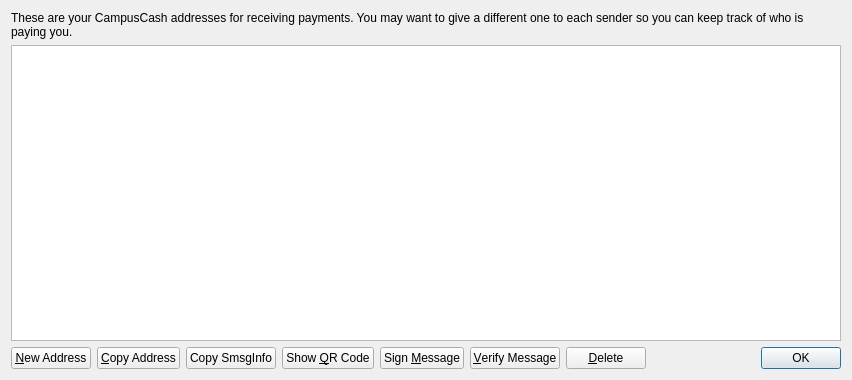
FrankygoestoHollywood/CampusCash_Core, file src/qt/forms/addressbookpage.ui: the form before one commit.
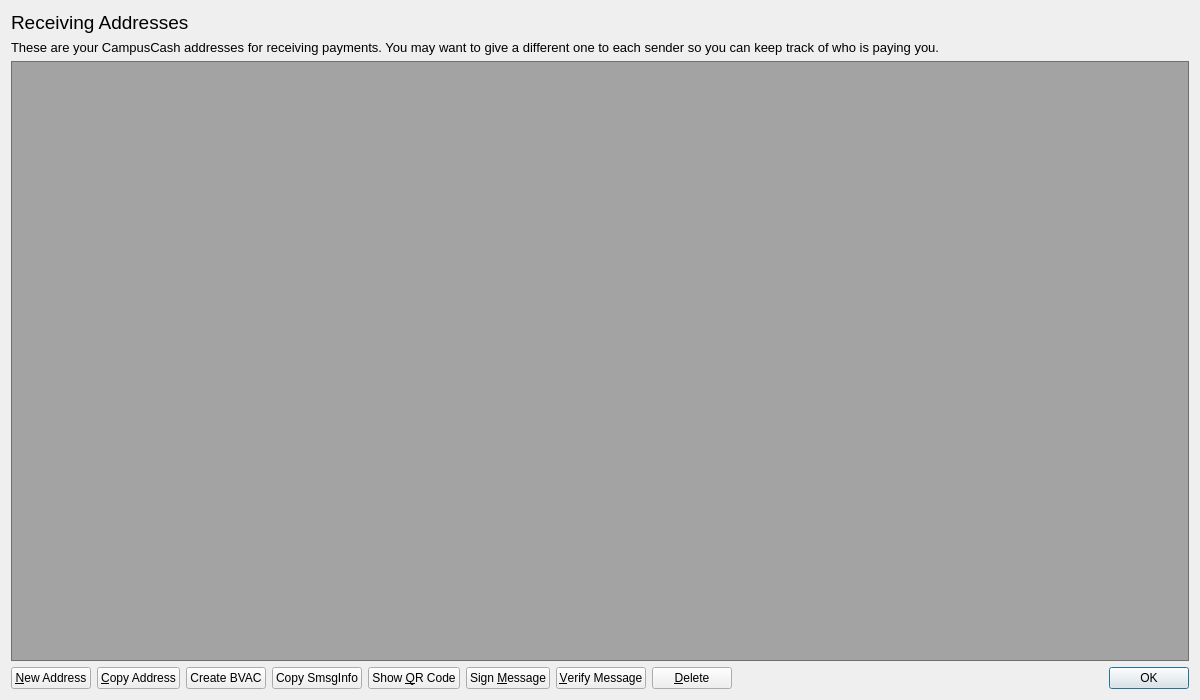
The form after the commit.

```diff
--- a/src/qt/forms/addressbookpage.ui
+++ b/src/qt/forms/addressbookpage.ui
@@ -6,8 +6,8 @@
    <rect>
     <x>0</x>
     <y>0</y>
-    <width>852</width>
-    <height>380</height>
+    <width>1200</width>
+    <height>700</height>
    </rect>
   </property>
   <property name="windowTitle">
@@ -17,8 +17,25 @@
    <string notr="true"/>
   </property>
   <layout class="QVBoxLayout" name="verticalLayout">
+   <item>
+    <widget class="QLabel" name="AddressLabelName">
+     <property name="font">
+      <font>
+       <pointsize>14</pointsize>
+      </font>
+     </property>
+     <property name="text">
+      <string>Receiving Addresses</string>
+     </property>
+    </widget>
+   </item>
    <item>
     <widget class="QLabel" name="labelExplanation">
+     <property name="font">
+      <font>
+       <pointsize>10</pointsize>
+      </font>
+     </property>
      <property name="text">
       <string>These are your CampusCash addresses for receiving payments. You may want to give a different one to each sender so you can keep track of who is paying you.</string>
      </property>
@@ -32,6 +49,11 @@
    </item>
    <item>
     <widget class="QTableView" name="tableView">
+     <property name="font">
+      <font>
+       <pointsize>10</pointsize>
+      </font>
+     </property>
      <property name="contextMenuPolicy">
       <enum>Qt::CustomContextMenu</enum>
      </property>
@@ -39,7 +61,10 @@
       <string>Double-click to edit address or label</string>
      </property>
      <property name="styleSheet">
-      <string notr="true"/>
+      <string notr="true">background: transparent;
+background-color: rgb(20, 20, 20, 0.35);
+color: rgb(255, 255, 255);
+</string>
      </property>
      <property name="tabKeyNavigation">
       <bool>false</bool>
@@ -80,6 +105,13 @@
        </property>
       </widget>
      </item>
+     <item>
+      <widget class="QPushButton" name="showBVACencode">
+       <property name="text">
+        <string>Create BVAC</string>
+       </property>
+      </widget>
+     </item>
      <item>
       <widget class="QPushButton" name="copySmsgInfo">
        <property name="toolTip">
```
